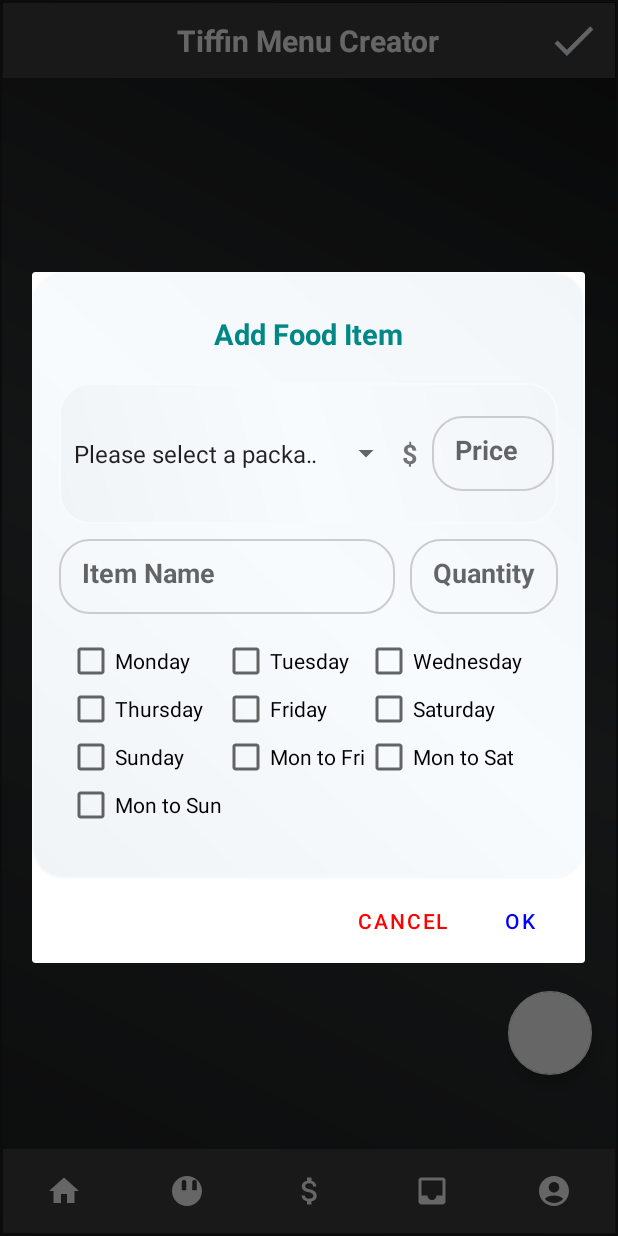
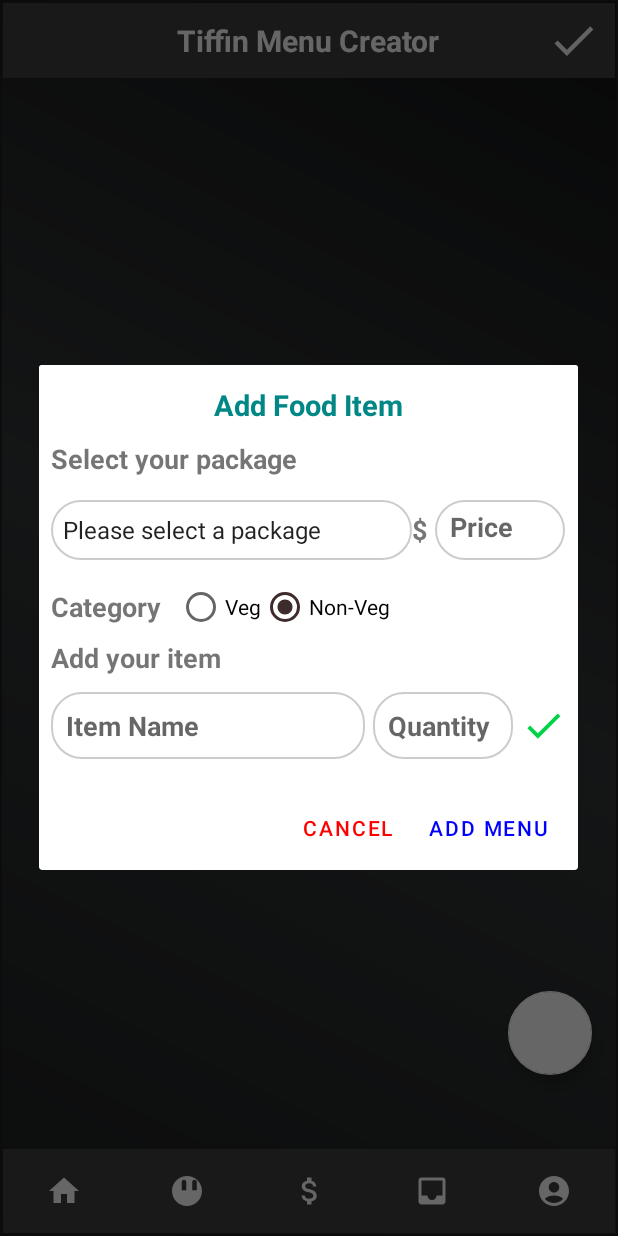
Before and after one commit to Nirmals502/Tiffinbox_android, an Android app built with Jetpack Compose: the MenuCreatorFragment screen opened through its navigation route, after a tap on "Add Item", on a phone screen of 412 x 824 dp. Run offline under Robolectric (Android 15) with nearby library versions, the phone set to English and light mode, and no system bars; our stand-ins replace navigation-ui; 3 statements that could not run were skipped.

```diff
--- a/app/src/main/java/com/example/easy_tiffin/ui/food_menu_creator_/UserAdapter.kt
+++ b/app/src/main/java/com/example/easy_tiffin/ui/food_menu_creator_/UserAdapter.kt
@@ -34,10 +34,10 @@ class UserAdapter(val c: Context, val userList: ArrayList<UserData>) :
                 when (it.itemId) {
                     R.id.editText -> {
                         val v = LayoutInflater.from(c).inflate(R.layout.add_item, null)
-                        val name = v.findViewById<EditText>(R.id.quantity_)
+                        val name = v.findViewById<AutoCompleteTextView>(R.id.itemNameAutoComplete)
                         val number = v.findViewById<EditText>(R.id.userNo)
-                        val editText_item: EditText =
-                            v.findViewById(R.id.quantity_) // Assuming R.id.userName is the ID of your EditText
+                        val editText_item: AutoCompleteTextView =
+                            v.findViewById(R.id.itemNameAutoComplete) // Assuming R.id.userName is the ID of your EditText
 
                         editText_item.setText(position.item_name)
                         val editText_quantity: EditText =
--- a/app/src/main/java/com/example/easy_tiffin/ui/ui/menu_creator/MenuCreatorFragment.kt
+++ b/app/src/main/java/com/example/easy_tiffin/ui/ui/menu_creator/MenuCreatorFragment.kt
@@ -1,16 +1,22 @@
 package com.example.easy_tiffin.ui.ui.menu_creator
 
+import android.content.Context
 import android.os.Bundle
 import android.util.Log
 import android.view.LayoutInflater
 import android.view.View
 import android.view.ViewGroup
+import android.view.inputmethod.InputMethodManager
 import android.widget.ArrayAdapter
 import android.widget.AutoCompleteTextView
+import android.widget.Button
 import android.widget.EditText
+import android.widget.ImageButton
+import android.widget.ImageView
 import android.widget.RadioButton
 import android.widget.RadioGroup
 import androidx.appcompat.app.AlertDialog
+import androidx.core.content.ContextCompat.getSystemService
 
 import androidx.fragment.app.Fragment
 import androidx.recyclerview.widget.LinearLayoutManager
@@ -25,6 +31,10 @@ class MenuCreatorFragment : Fragment() {
     private lateinit var recv: RecyclerView
     private lateinit var userList: ArrayList<UserData>
     private lateinit var userAdapter: UserAdapter
+    private lateinit var Item_name: AutoCompleteTextView
+    private lateinit var quantity: EditText
+    private lateinit var Recycler_: RecyclerView
+
 
     override fun onCreateView(
         inflater: LayoutInflater,
@@ -54,13 +64,19 @@ class MenuCreatorFragment : Fragment() {
         val v = inflter.inflate(R.layout.add_item, null)
 
         /**set view*/
-        val Item_name = v.findViewById<AutoCompleteTextView>(R.id.itemNameAutoComplete)
+        Item_name = v.findViewById<AutoCompleteTextView>(R.id.itemNameAutoComplete)
+        quantity = v.findViewById<EditText>(R.id.userNo)
+        val Done_ = v.findViewById<ImageButton>(R.id.doneButton)
+        Recycler_ = v.findViewById<
+                RecyclerView>(R.id.mRecycler)
 
         val addDialog = AlertDialog.Builder(requireContext(), R.style.AlertDialogTheme)
 
         addDialog.setCancelable(false)
 
         addDialog.setView(v)
+
+
         val foodItems = arrayOf(
             // Appetizers
             "Samosa", "Pakora", "Aloo Tikki", "Dhokla", "Kachori", "Paneer Tikka",
@@ -99,7 +115,20 @@ class MenuCreatorFragment : Fragment() {
         val autoAdapter =
             ArrayAdapter(requireContext(), android.R.layout.simple_dropdown_item_1line, foodItems)
         Item_name.setAdapter(autoAdapter)
-        addDialog.setPositiveButton("Ok") { dialog, _ ->
+
+
+        Done_.setOnClickListener(View.OnClickListener {
+            if (Item_name.text.toString().isNotEmpty()) {
+                showDaySelectorDialog(Item_name.text.toString(), quantity.text.toString())
+                val imm =
+                    requireContext().getSystemService(Context.INPUT_METHOD_SERVICE) as InputMethodManager
+                imm.hideSoftInputFromWindow(it.windowToken, 0)
+
+                // Recycler_.adapter = userAdapter
+                //Recycler_.visibility = Vis
+            }
+        })
+        addDialog.setPositiveButton("Add Menu") { dialog, _ ->
             if (Item_name.text.toString().isNotEmpty()) {
                 val item = Item_name.text.toString()
 
@@ -119,4 +148,47 @@ class MenuCreatorFragment : Fragment() {
 
         addDialog.show()
     }
+
+    private fun showDaySelectorDialog(Item_name_: String, Quantity: String) {
+        val inflter = LayoutInflater.from(requireContext())
+        val v = inflter.inflate(R.layout.dialog_day_selector, null)
+
+        val addDialog = AlertDialog.Builder(requireContext(), R.style.AlertDialogTheme)
+
+        addDialog.setCancelable(false)
+
+        addDialog.setView(v)
+
+
+
+        addDialog.setPositiveButton("Ok") { dialog, _ ->
+
+
+            userList.add(UserData(Item_name_, Quantity, "selectedSpiceLevel"))
+            userAdapter.notifyDataSetChanged()
+            //dialog.dismiss()
+            val userDataString = userList.joinToString(separator = "\n") { userData ->
+                "${userData.quantity} ${userData.item_name} ${userData.spice_level}"
+            }
+            Log.d("UserDataList", userDataString)
+            Item_name.setText("");
+            quantity.setText("");
+            // Hide the keyboard
+
+
+            userAdapter = UserAdapter(requireContext(), userList)
+            /**setRecycler view Adapter*/
+            Recycler_.layoutManager = LinearLayoutManager(requireContext())
+            (Recycler_.layoutManager as LinearLayoutManager).reverseLayout = true
+            Recycler_.adapter = userAdapter
+
+        }
+        addDialog.setNegativeButton("Cancel") { dialog, _ ->
+            dialog.dismiss()
+        }
+
+        addDialog.show()
+
+    }
+
 }
--- a/app/src/main/res/drawable/checkbox_selector.xml
+++ b/app/src/main/res/drawable/checkbox_selector.xml
@@ -1,7 +1,7 @@
 <!-- res/drawable/checkbox_selector.xml -->
 <selector xmlns:android="http://schemas.android.com/apk/res/android">
     <!-- Checked state -->
-    <item android:drawable="@color/Button_text" android:state_checked="true" />
+    <item android:drawable="@color/quantum_vanillablue200" android:state_checked="true" />
     <!-- Default state -->
-    <item android:drawable="@color/black" android:state_checked="true" />/>
+    <item android:drawable="@color/color_button_default" android:state_checked="true" />/>
 </selector>
--- a/app/src/main/res/layout/add_item.xml
+++ b/app/src/main/res/layout/add_item.xml
@@ -1,14 +1,15 @@
 <LinearLayout xmlns:android="http://schemas.android.com/apk/res/android"
+    xmlns:app="http://schemas.android.com/apk/res-auto"
     android:layout_width="match_parent"
     android:layout_height="match_parent"
-    android:background="@drawable/btn_roundcorner"
+    android:background="@color/white"
     android:gravity="center"
     android:orientation="vertical">
 
     <LinearLayout
         android:layout_width="match_parent"
         android:layout_height="wrap_content"
-        android:layout_margin="16dp"
+        android:layout_margin="8dp"
         android:orientation="vertical">
 
         <TextView
@@ -18,7 +19,7 @@
             android:background="@color/transparent_color"
             android:elevation="15dp"
             android:gravity="center"
-            android:padding="10dp"
+            android:padding="5dp"
             android:text="Add Food Item"
             android:textColor="@color/teal_700"
             android:textSize="19sp"
@@ -27,16 +28,30 @@
         <LinearLayout
             android:layout_width="match_parent"
             android:layout_height="wrap_content"
-            android:layout_marginTop="10dp"
-            android:background="@drawable/btn_roundcorner"
+            android:orientation="vertical">
+
+            <!-- Title TextView -->
+            <TextView
+                android:layout_width="wrap_content"
+                android:layout_height="wrap_content"
+                android:layout_marginTop="5dp"
+                android:layout_marginBottom="5dp"
+                android:text="Select your package"
+                android:textSize="18sp"
+                android:textStyle="bold" />
+
+            <LinearLayout
+                android:layout_width="match_parent"
+                android:layout_height="wrap_content"
                 android:gravity="center_vertical"
                 android:orientation="horizontal">
 
                 <Spinner
                     android:id="@+id/spinnerPackageTitle"
                     android:layout_width="0dp"
-                android:layout_height="match_parent"
+                    android:layout_height="40dp"
                     android:layout_weight="2.5"
+                    android:background="@drawable/container_round_corner"
                     android:entries="@array/package_titles" />
 
                 <TextView
@@ -49,15 +64,15 @@
                 <EditText
                     android:id="@+id/priceEditText"
                     android:layout_width="0dp"
-                android:layout_height="50dp"
-                android:layout_marginLeft="10dp"
-                android:layout_marginTop="20dp"
-                android:layout_marginBottom="20dp"
+                    android:layout_height="40dp"
+                    android:layout_marginLeft="5dp"
+                    android:layout_marginTop="10dp"
+                    android:layout_marginBottom="10dp"
                     android:layout_weight="0.9"
                     android:background="@drawable/container_round_corner"
                     android:hint="Price"
                     android:inputType="numberDecimal"
-                android:padding="15dp"
+                    android:padding="10dp"
                     android:textColor="@color/black"
                     android:textSize="18sp"
                     android:textStyle="bold" />
@@ -66,145 +81,120 @@
 
             <LinearLayout
                 android:layout_width="match_parent"
-            android:layout_height="50dp"
-            android:layout_marginTop="10dp"
+                android:layout_height="wrap_content"
+                android:layout_marginTop="5dp"
                 android:gravity="center_vertical"
                 android:orientation="horizontal">
 
-            <!-- Item Name AutoCompleteTextView -->
+                <TextView
+                    android:layout_width="wrap_content"
+                    android:layout_height="wrap_content"
+                    android:layout_marginRight="10dp"
+                    android:text="Category"
+                    android:textSize="18sp"
+                    android:textStyle="bold" />
+
+                <RadioGroup
+                    android:id="@+id/radioGroupCategory"
+                    android:layout_width="wrap_content"
+                    android:layout_height="wrap_content"
+                    android:backgroundTint="@color/transparent_color"
+                    android:backgroundTintMode="add"
+                    android:checkedButton="@id/radioButtonNonVeg"
+                    android:orientation="horizontal">
+
+                    <RadioButton
+                        android:id="@+id/radioButtonVeg"
+                        android:layout_width="wrap_content"
+                        android:layout_height="wrap_content"
+
+                        android:backgroundTint="@color/black"
+                        android:checked="false"
+                        android:text="Veg" />
+
+                    <RadioButton
+                        android:id="@+id/radioButtonNonVeg"
+                        android:layout_width="wrap_content"
+                        android:layout_height="wrap_content"
+                        android:backgroundTint="@color/black"
+                        android:buttonTint="#3E2B2B"
+                        android:text="Non-Veg" />
+                </RadioGroup>
+
+            </LinearLayout>
+        </LinearLayout>
+
+
+        <LinearLayout
+            android:layout_width="match_parent"
+            android:layout_height="wrap_content"
+            android:orientation="vertical">
+
+            <!-- Title TextView -->
+            <TextView
+                android:layout_width="wrap_content"
+                android:layout_height="wrap_content"
+                android:layout_marginTop="5dp"
+                android:layout_marginBottom="5dp"
+                android:text="Add your item"
+                android:textSize="18sp"
+                android:textStyle="bold" />
+
+            <!-- LinearLayout containing AutoCompleteTextView, EditText, and ImageButton -->
+            <LinearLayout
+                android:layout_width="match_parent"
+                android:layout_height="wrap_content"
+                android:layout_marginTop="5dp"
+                android:gravity="center_vertical"
+                android:orientation="horizontal">
+
                 <AutoCompleteTextView
                     android:id="@+id/itemNameAutoComplete"
                     android:layout_width="0dp"
                     android:layout_height="wrap_content"
-                android:layout_weight="1"
+                    android:layout_weight="0.9"
                     android:background="@drawable/container_round_corner"
                     android:hint="Item Name"
                     android:inputType="textPersonName"
-                android:padding="15dp"
+                    android:padding="10dp"
                     android:textColor="@color/black"
                     android:textSize="18sp"
                     android:textStyle="bold" />
 
-            <!-- Quantity EditText -->
-
-            <!-- Increment Button -->
-
-            <!-- Decrement Button -->
                 <EditText
                     android:id="@+id/userNo"
-                android:layout_width="wrap_content"
+                    android:layout_width="0dp"
                     android:layout_height="wrap_content"
-                android:layout_marginLeft="10dp"
+                    android:layout_marginLeft="5dp"
+                    android:layout_weight="0.4"
                     android:background="@drawable/container_round_corner"
                     android:hint="Quantity"
                     android:inputType="number"
-                android:padding="15dp"
+                    android:padding="10dp"
                     android:textColor="@color/black"
                     android:textSize="18sp"
                     android:textStyle="bold" />
 
+                <ImageButton
+                    android:id="@+id/doneButton"
+                    android:layout_width="30dp"
+                    android:layout_height="30dp"
+                    android:layout_marginLeft="5dp"
+                    android:background="@drawable/ic_done"
+                    android:padding="10dp"
+                    android:text="Done"
+                    android:textColor="@color/teal_700"
+                    android:textSize="18sp"
+                    android:textStyle="bold" />
             </LinearLayout>
-        <!-- Spice Level Radio Group -->
+        </LinearLayout>
 
-        <!-- Day Selection Checkboxes -->
-        <ScrollView
-            android:layout_width="match_parent"
-            android:layout_height="wrap_content"
-            android:layout_marginTop="10dp"
-            android:layout_marginBottom="10dp"
-            android:padding="5dp">
-
-            <LinearLayout
-                android:layout_width="match_parent"
-                android:layout_height="wrap_content"
-                android:orientation="horizontal">
-
-                <LinearLayout
-                    android:layout_width="match_parent"
-                    android:layout_height="match_parent"
-                    android:layout_below="@id/headerLayout"
-                    android:orientation="vertical"
-                    android:visibility="gone">
 
         <androidx.recyclerview.widget.RecyclerView
             android:id="@+id/mRecycler"
             android:layout_width="match_parent"
-                        android:layout_height="match_parent"
-                        android:layout_marginTop="20dp" />
-                </LinearLayout>
-
-                <GridLayout
-                    android:layout_width="match_parent"
             android:layout_height="wrap_content"
-                    android:columnCount="3"
-                    android:orientation="horizontal"
-                    android:visibility="visible">
-
-                    <CheckBox
-                        android:id="@+id/mondayCheckbox"
-                        android:layout_width="wrap_content"
-                        android:layout_height="wrap_content"
-
-                        android:text="Monday" />
-
-                    <CheckBox
-                        android:id="@+id/tuesdayCheckbox"
-                        android:layout_width="wrap_content"
-                        android:layout_height="wrap_content"
-                        android:text="Tuesday" />
-
-                    <CheckBox
-                        android:id="@+id/wednesdayCheckbox"
-                        android:layout_width="wrap_content"
-                        android:layout_height="wrap_content"
-                        android:text="Wednesday" />
-
-                    <CheckBox
-                        android:id="@+id/thursdayCheckbox"
-                        android:layout_width="wrap_content"
-                        android:layout_height="wrap_content"
-                        android:text="Thursday" />
-
-                    <CheckBox
-                        android:id="@+id/fridayCheckbox"
-                        android:layout_width="wrap_content"
-                        android:layout_height="wrap_content"
-                        android:text="Friday" />
-
-                    <CheckBox
-                        android:id="@+id/saturdayCheckbox"
-                        android:layout_width="wrap_content"
-                        android:layout_height="wrap_content"
-                        android:text="Saturday" />
-
-                    <CheckBox
-                        android:id="@+id/sundayCheckbox"
-                        android:layout_width="wrap_content"
-                        android:layout_height="wrap_content"
-                        android:text="Sunday" />
-
-                    <CheckBox
-                        android:id="@+id/monToFriCheckbox"
-                        android:layout_width="wrap_content"
-                        android:layout_height="wrap_content"
-                        android:text="Mon to Fri" />
-
-                    <CheckBox
-                        android:id="@+id/monToSatCheckbox"
-                        android:layout_width="wrap_content"
-                        android:layout_height="wrap_content"
-                        android:text="Mon to Sat" />
-
-                    <CheckBox
-                        android:id="@+id/monToSunCheckbox"
-                        android:layout_width="wrap_content"
-                        android:layout_height="wrap_content"
-                        android:text="Mon to Sun" />
-
-                </GridLayout>
-            </LinearLayout>
-        </ScrollView>
+            android:layout_marginTop="10dp" />
 
     </LinearLayout>
-
 </LinearLayout>
```
Also changed, not shown: app/src/main/res/layout/dialog_day_selector.xml (added, +103 -0 lines), app/src/main/res/layout/list_item.xml (+19 -14 lines), app/src/main/res/values/strings.xml (+14 -0 lines). Lines whose indentation alone changed are shown as unchanged.
